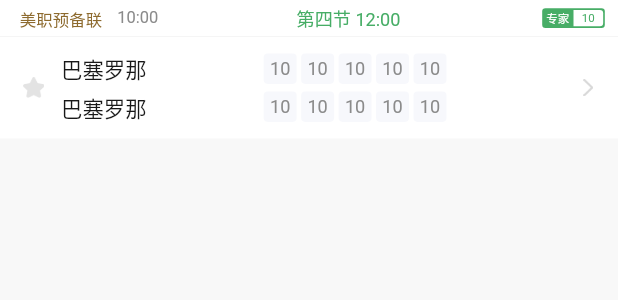
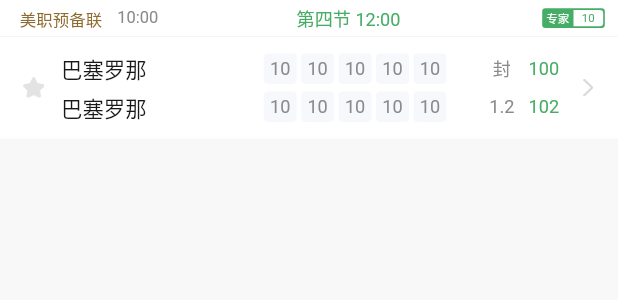
Before and after one commit to dingshaoshuai-dbchain/flutter_study, a Flutter app: the _BasketballMatchItem widget shown alone on an empty page, opened directly, on a phone screen of 412 x 824 dp. Shown: the top 300 px of the screen. Run offline on Flutter 3.47's test engine with Material 2 defaults, Android fonts, the phone set to English and light mode, and no system bars; drawn by our look-alikes of oktoast; our stand-ins replace cached_network_image, dio, fluro, flutter_screenutil; missing offline and left inert: common_utils, flukit; statements that could not run were skipped.

Commit message:
篮球比分

```diff
--- a/lib/page/match/basketball_match_index_page.dart
+++ b/lib/page/match/basketball_match_index_page.dart
@@ -155,6 +155,7 @@ class _BasketballMatchItem extends StatelessWidget {
           top: 10.w,
           bottom: 10.w,
           left: 160.w,
+          right: 35.w,
           child: _buildScore(),
         ),
         // 图标区域
@@ -170,7 +171,10 @@ class _BasketballMatchItem extends StatelessWidget {
 
   /// 比分区域
   Widget _buildScore() {
-    return Column(
+    return Row(
+      children: [
+        // 前面的一大坨比分
+        Column(
           children: [
             Expanded(
               child: ListView.separated(
@@ -200,6 +204,26 @@ class _BasketballMatchItem extends StatelessWidget {
               ),
             ),
           ],
+        ),
+        const Spacer(),
+        // 封啥的
+        Column(
+          children: [
+            Expanded(child: _buildStatus('封')),
+            Gaps.vGap5,
+            Expanded(child: _buildStatus('1.2')),
+          ],
+        ),
+        Gaps.hGap6,
+        // 最牛逼的比分
+        Column(
+          children: [
+            Expanded(child: _buildNbScore('100')),
+            Gaps.vGap5,
+            Expanded(child: _buildNbScore('102')),
+          ],
+        ),
+      ],
     );
   }
 
@@ -215,4 +239,24 @@ class _BasketballMatchItem extends StatelessWidget {
       radius: 2.5.w,
     );
   }
+
+  /// 不知道啥玩意的状态，有时候显示 ”封“，有时候显示小数，如：”1.2“
+  Widget _buildStatus(String text) {
+    return TextWidget(
+      text: text,
+      textColor: AppColors.color8B8B8B,
+      fontSize: 11.sp,
+      width: 20.w,
+    );
   }
+
+  /// 最闪的比分
+  Widget _buildNbScore(String score) {
+    return TextWidget(
+      text: score,
+      textColor: AppColors.main,
+      fontSize: 11.sp,
+      width: 20.w,
+    );
+  }
+}
```
Lines whose indentation alone changed are shown as unchanged.
